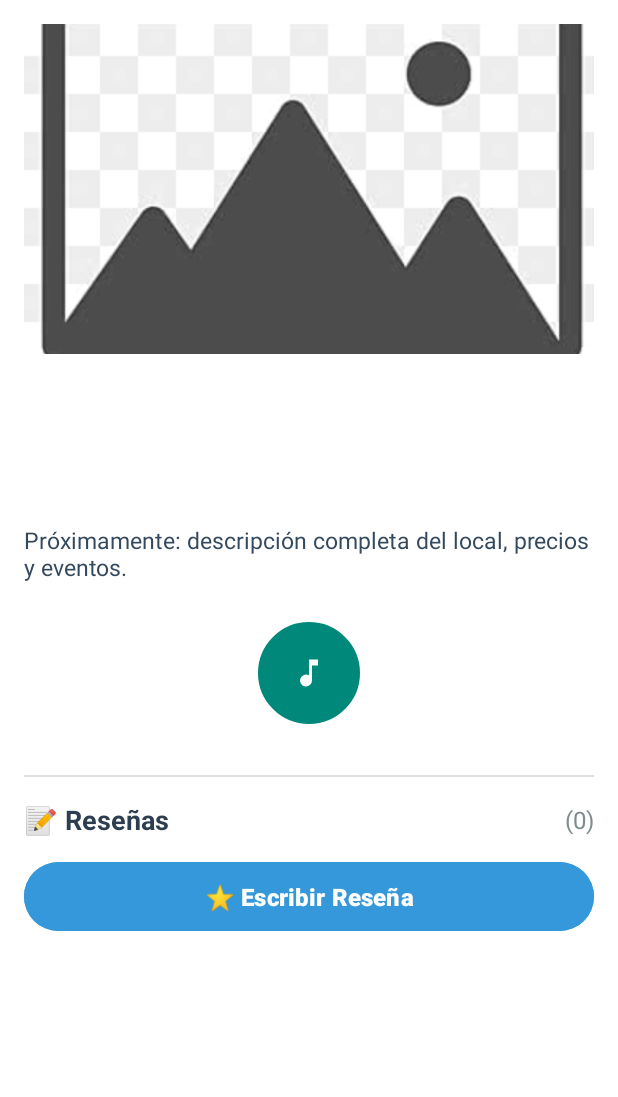
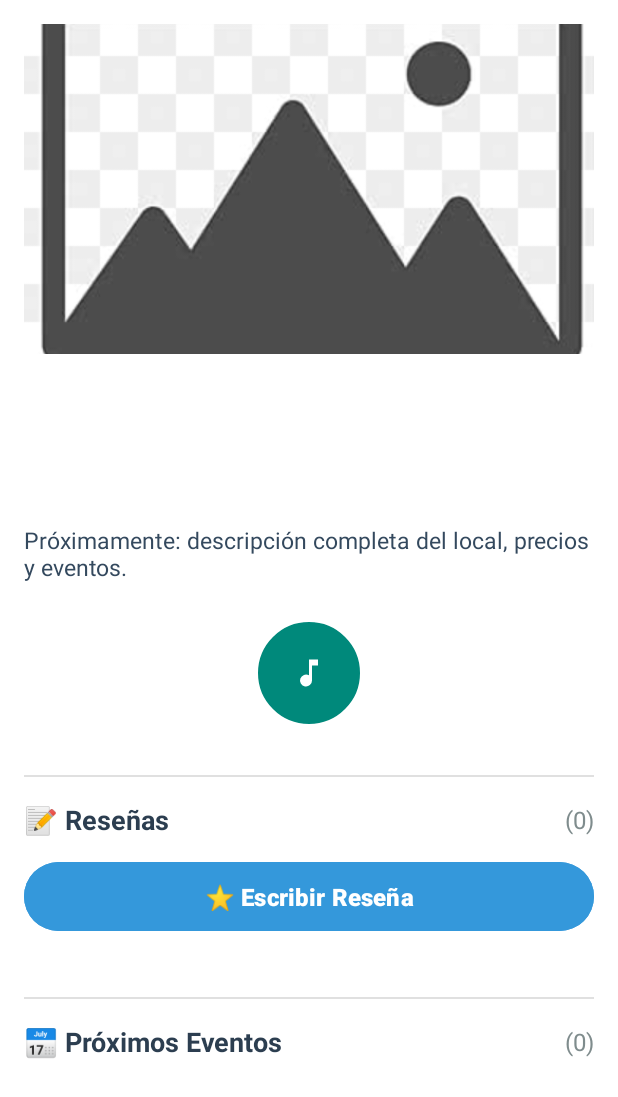
Before and after one commit to iagoav888/OcioN, an Android app: the DetalleActivity screen opened directly, with no data from a screen before it, on a phone screen of 412 x 824 dp. Shown: the top 1097 px of the screen. Run offline under Robolectric (Android 15) with nearby library versions, the phone set to English and light mode, and no system bars; our stand-ins replace Volley; pictures from the network do not load.

Commit message:
Implementar sistema completo de eventos próximos

```diff
--- a/AndroidPFC/app/src/main/java/com/example/myapplicationdeocion/DetalleActivity.java
+++ b/AndroidPFC/app/src/main/java/com/example/myapplicationdeocion/DetalleActivity.java
@@ -39,24 +39,28 @@ public class DetalleActivity extends AppCompatActivity {
     private static final String TAG = "DetalleActivity";
     private TextView tvNombreDetalle, tvUbicacionDetalle, tvTipoDetalle, tvDescripcionDetalle;
     private TextView tvContadorReviews, tvNoReviews;
+    private TextView tvContadorEventos, tvNoEventos;
     private ImageView ivLocalDetalle;
     private ImageButton btnPlayPause;
     private Button btnEscribirResena;
-    private RecyclerView rvReviews;
+    private RecyclerView rvReviews, rvEventos;
     private String playlistUrl;
     private int localId;
     private RequestQueue queue;
     private List<Review> listaReviews;
+    private List<Evento> listaEventos;
     private ReviewAdapter reviewAdapter;
+    private EventoAdapter eventoAdapter;
 
     @Override
     protected void onCreate(Bundle savedInstanceState) {
         super.onCreate(savedInstanceState);
         setContentView(R.layout.activity_detalle);
 
-        // Inicializar RequestQueue
+        // Inicializar RequestQueue y listas
         queue = Volley.newRequestQueue(this);
         listaReviews = new ArrayList<>();
+        listaEventos = new ArrayList<>();
 
         // Inicializar vistas básicas
         tvNombreDetalle = findViewById(R.id.tvNombreDetalle);
@@ -72,10 +76,20 @@ public class DetalleActivity extends AppCompatActivity {
         btnEscribirResena = findViewById(R.id.btnEscribirResena);
         rvReviews = findViewById(R.id.rvReviews);
 
-        // Configurar RecyclerView
+        // Inicializar vistas de eventos
+        tvContadorEventos = findViewById(R.id.tvContadorEventos);
+        tvNoEventos = findViewById(R.id.tvNoEventos);
+        rvEventos = findViewById(R.id.rvEventos);
+
+        // Configurar RecyclerView de reseñas
         rvReviews.setLayoutManager(new LinearLayoutManager(this));
         reviewAdapter = new ReviewAdapter(listaReviews);
         rvReviews.setAdapter(reviewAdapter);
+
+        // Configurar RecyclerView de eventos
+        rvEventos.setLayoutManager(new LinearLayoutManager(this));
+        eventoAdapter = new EventoAdapter(listaEventos);
+        rvEventos.setAdapter(eventoAdapter);
 
         // Obtener datos del Intent
         localId = getIntent().getIntExtra("id", -1);
@@ -102,9 +116,10 @@ public class DetalleActivity extends AppCompatActivity {
         configurarBotonMusica();
         configurarBotonEscribirResena();
 
-        // Cargar reseñas del servidor
+        // Cargar reseñas y eventos del servidor
         if (localId != -1) {
             cargarReviews(localId);
+            cargarEventos(localId);
         }
     }
 
@@ -254,6 +269,49 @@ public class DetalleActivity extends AppCompatActivity {
     }
 
     /**
+     * Carga los eventos del servidor
+     */
+    private void cargarEventos(int localId) {
+        String url = "http://10.0.2.2:8000/eventos/?local_id=" + localId;
+
+        JsonArrayRequest request = new JsonArrayRequest(
+                Request.Method.GET,
+                url,
+                null,
+                response -> {
+                    try {
+                        listaEventos.clear();
+
+                        for (int i = 0; i < response.length(); i++) {
+                            JSONObject obj = response.getJSONObject(i);
+
+                            Evento evento = new Evento(
+                                    obj.getInt("id"),
+                                    obj.getString("titulo"),
+                                    obj.optString("descripcion", ""),
+                                    obj.getString("fecha")
+                            );
+
+                            listaEventos.add(evento);
+                        }
+
+                        actualizarUIEventos();
+                        Log.d(TAG, "Eventos cargados: " + listaEventos.size());
+
+                    } catch (JSONException e) {
+                        Log.e(TAG, "Error al parsear eventos: " + e.getMessage());
+                    }
+                },
+                error -> {
+                    Log.e(TAG, "Error al cargar eventos: " + error.toString());
+                    actualizarUIEventos();
+                }
+        );
+
+        queue.add(request);
+    }
+
+    /**
      * Actualiza la UI según el número de reseñas
      */
     private void actualizarUIReviews() {
@@ -267,6 +325,23 @@ public class DetalleActivity extends AppCompatActivity {
             rvReviews.setVisibility(View.VISIBLE);
             tvNoReviews.setVisibility(View.GONE);
             reviewAdapter.notifyDataSetChanged();
+        }
+    }
+
+    /**
+     * Actualiza la UI según el número de eventos
+     */
+    private void actualizarUIEventos() {
+        int numEventos = listaEventos.size();
+        tvContadorEventos.setText("(" + numEventos + ")");
+
+        if (numEventos == 0) {
+            rvEventos.setVisibility(View.GONE);
+            tvNoEventos.setVisibility(View.VISIBLE);
+        } else {
+            rvEventos.setVisibility(View.VISIBLE);
+            tvNoEventos.setVisibility(View.GONE);
+            eventoAdapter.notifyDataSetChanged();
         }
     }
 
--- a/AndroidPFC/app/src/main/res/layout/activity_detalle.xml
+++ b/AndroidPFC/app/src/main/res/layout/activity_detalle.xml
@@ -143,5 +143,62 @@
             android:visibility="gone"
             android:layout_marginBottom="24dp" />
 
+        <!-- Línea divisoria -->
+        <View
+            android:layout_width="match_parent"
+            android:layout_height="1dp"
+            android:background="#E0E0E0"
+            android:layout_marginBottom="16dp" />
+
+        <!-- ==================== SECCIÓN DE EVENTOS ==================== -->
+
+        <!-- Header de eventos con contador -->
+        <LinearLayout
+            android:layout_width="match_parent"
+            android:layout_height="wrap_content"
+            android:orientation="horizontal"
+            android:gravity="center_vertical"
+            android:layout_marginBottom="12dp">
+
+            <TextView
+                android:layout_width="0dp"
+                android:layout_height="wrap_content"
+                android:layout_weight="1"
+                android:text="📅 Próximos Eventos"
+                android:textStyle="bold"
+                android:textSize="18sp"
+                android:textColor="#2C3E50" />
+
+            <TextView
+                android:id="@+id/tvContadorEventos"
+                android:layout_width="wrap_content"
+                android:layout_height="wrap_content"
+                android:text="(0)"
+                android:textSize="16sp"
+                android:textColor="#7F8C8D" />
+
+        </LinearLayout>
+
+        <!-- RecyclerView para los eventos -->
+        <androidx.recyclerview.widget.RecyclerView
+            android:id="@+id/rvEventos"
+            android:layout_width="match_parent"
+            android:layout_height="wrap_content"
+            android:nestedScrollingEnabled="false"
+            android:layout_marginBottom="24dp" />
+
+        <!-- Mensaje cuando no hay eventos -->
+        <TextView
+            android:id="@+id/tvNoEventos"
+            android:layout_width="match_parent"
+            android:layout_height="wrap_content"
+            android:text="No hay eventos próximos"
+            android:textSize="14sp"
+            android:textColor="#95A5A6"
+            android:textAlignment="center"
+            android:padding="24dp"
+            android:visibility="gone"
+            android:layout_marginBottom="24dp" />
+
     </LinearLayout>
 </ScrollView>
```
Also changed, not shown: AndroidPFC/app/src/main/java/com/example/myapplicationdeocion/Evento.java (added, +90 -0 lines), AndroidPFC/app/src/main/java/com/example/myapplicationdeocion/EventoAdapter.java (added, +106 -0 lines), AndroidPFC/app/src/main/res/layout/item_evento.xml (added, +89 -0 lines), 3 other files.
